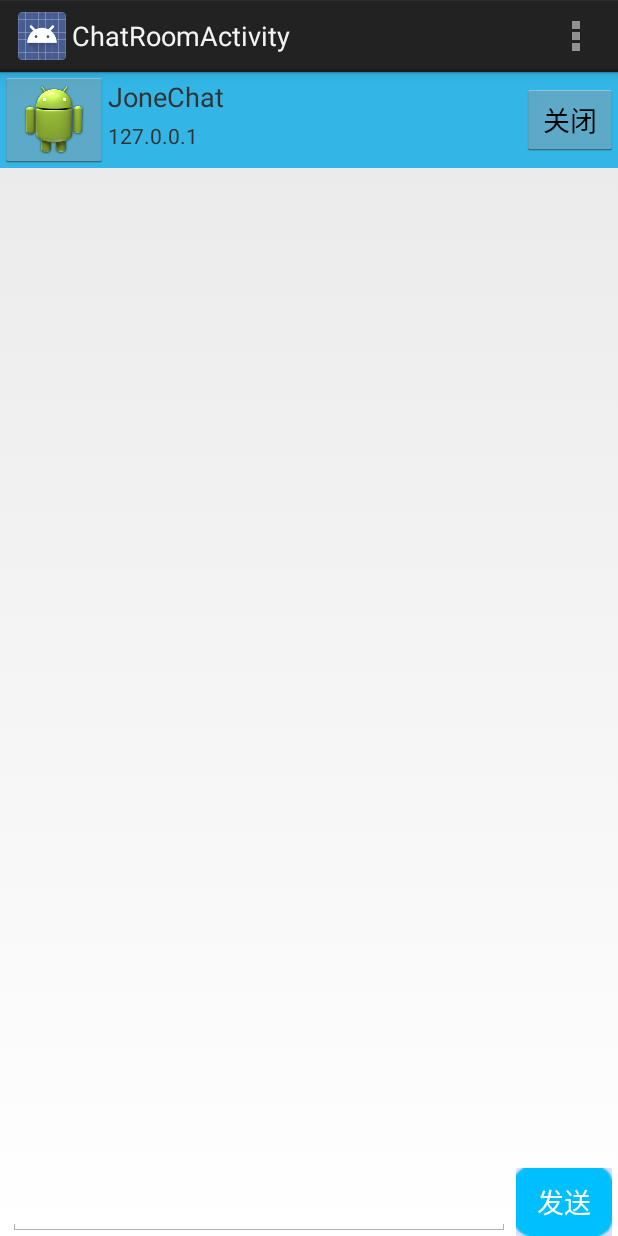
After one commit to jonesun/JoneChat, an Android app: the ChatRoomActivity screen opened directly, with no data from a screen before it, on a phone screen of 412 x 824 dp. The commit adds this screen. Run offline under Robolectric (Android 15) with nearby library versions, the phone set to English and light mode, and no system bars.

Commit message:
两者同时打开聊天窗口可简单实现文字聊天

```diff
--- a/app/src/main/java/com/jone/chat/ChatMainActivity.java
+++ b/app/src/main/java/com/jone/chat/ChatMainActivity.java
@@ -87,6 +87,7 @@ public class ChatMainActivity extends Activity {
         IntentFilter intentFilter = new IntentFilter();
         intentFilter.addAction(Intent.ACTION_TIME_TICK); // 每分钟更新，只能采用代码registerReceiver动态注册方式
         intentFilter.addAction(Intent.ACTION_TIME_CHANGED); // 时间被改变，人为设置时间
+        intentFilter.addAction(Constant.BROADCAST_RECEIVE_MSG_ACTION); //收到信息
         broadcastReceiver = new BroadcastReceiver() {
             @Override
             public void onReceive(Context context, Intent intent) {
@@ -101,6 +102,8 @@ public class ChatMainActivity extends Activity {
                         } catch (RemoteException e) {
                             e.printStackTrace();
                         }
+                        break;
+                    case Constant.BROADCAST_RECEIVE_MSG_ACTION:
                         break;
                 }
             }
--- a/app/src/main/java/com/jone/chat/Constant.java
+++ b/app/src/main/java/com/jone/chat/Constant.java
@@ -9,4 +9,8 @@ public class Constant {
 
     //public static final String BROADCAST_USER_ONLINE_ACTION = "broadcastUserOnline";
     //public static final String BROADCAST_USER_OFFLINE_ACTION = "broadcastUserOffline";
+
+    public static final String NET_SEND_MSG = "netSendMsg";
+
+    public static final String BROADCAST_RECEIVE_MSG_ACTION = "broadcastReceiveMsg";
 }
--- /dev/null
+++ b/app/src/main/java/com/jone/chat/adapter/ChatListAdapter.java
@@ -0,0 +1,42 @@
+package com.jone.chat.adapter;
+
+import android.content.Context;
+import android.view.LayoutInflater;
+import android.view.View;
+import android.view.ViewGroup;
+import android.widget.ArrayAdapter;
+import android.widget.TextView;
+
+import com.jone.chat.R;
+
+import java.util.List;
+
+/**
+ * Created by jone on 2014/6/20.
+ */
+public class ChatListAdapter extends ArrayAdapter<String> {
+    private LayoutInflater mInflater;
+    public ChatListAdapter(Context context, List<String> objects) {
+        super(context, R.layout.item_chat_list, objects);
+        mInflater = (LayoutInflater)context.getSystemService(Context.LAYOUT_INFLATER_SERVICE);
+    }
+
+    @Override
+    public View getView(int position, View convertView, ViewGroup parent) {
+        ViewHolder holder;
+        if (convertView == null) {
+            convertView = mInflater.inflate(R.layout.item_chat_list, null);
+            holder = new ViewHolder();
+            holder.txtMsg = (TextView) convertView.findViewById(R.id.txtMsg);
+            convertView.setTag(holder);
+        } else {
+            holder = (ViewHolder) convertView.getTag();
+        }
+        holder.txtMsg.setText(getItem(position));
+        return convertView;
+    }
+
+    static class ViewHolder{
+        TextView txtMsg;
+    }
+}
--- /dev/null
+++ b/app/src/main/java/com/jone/chat/ui/activity/ChatRoomActivity.java
@@ -0,0 +1,152 @@
+package com.jone.chat.ui.activity;
+
+import android.app.Activity;
+import android.content.BroadcastReceiver;
+import android.content.Context;
+import android.content.Intent;
+import android.content.IntentFilter;
+import android.os.Bundle;
+import android.os.RemoteException;
+import android.view.Menu;
+import android.view.MenuItem;
+import android.view.View;
+import android.widget.ArrayAdapter;
+import android.widget.Button;
+import android.widget.EditText;
+import android.widget.ImageButton;
+import android.widget.ListView;
+import android.widget.TextView;
+
+import com.jone.chat.Constant;
+import com.jone.chat.R;
+import com.jone.chat.adapter.ChatListAdapter;
+import com.jone.chat.application.App;
+import com.jone.chat.bean.CommunicationBean;
+import com.jone.chat.bean.User;
+
+import java.util.ArrayList;
+import java.util.Calendar;
+import java.util.Date;
+import java.util.List;
+
+public class ChatRoomActivity extends Activity {
+
+    private User charUser;
+    private ImageButton imBtnChatUserHead;
+    private TextView txtChatUserName;
+    private TextView txtChatUserIP;
+    private Button btnClose;
+    private ListView chat_list;
+    private ChatListAdapter adapter;
+    private EditText editInput;
+    private Button btnSend;
+
+    private List<String> msgList = new ArrayList<>();
+
+    private BroadcastReceiver broadcastReceiver;
+
+    @Override
+    protected void onCreate(Bundle savedInstanceState) {
+        super.onCreate(savedInstanceState);
+        setContentView(R.layout.activity_chat_room);
+        if(getIntent() != null){
+            charUser = getIntent().getParcelableExtra("user");
+        }
+        initViews();
+        bindBroadcast();
+    }
+
+    private void initViews(){
+        imBtnChatUserHead = (ImageButton) findViewById(R.id.imBtnChatUserHead);
+        txtChatUserName = (TextView) findViewById(R.id.txtChatUserName);
+        txtChatUserIP = (TextView) findViewById(R.id.txtChatUserIP);
+        btnClose = (Button) findViewById(R.id.btnClose);
+        chat_list = (ListView) findViewById(R.id.chat_list);
+        adapter = new ChatListAdapter(this, msgList);
+        chat_list.setAdapter(adapter);
+        editInput = (EditText) findViewById(R.id.editInput);
+        btnSend = (Button) findViewById(R.id.btnSend);
+
+        if(charUser != null){
+            txtChatUserName.setText(charUser.getUserName());
+            txtChatUserIP.setText(charUser.getIp());
+        }
+
+        btnClose.setOnClickListener(new View.OnClickListener() {
+            @Override
+            public void onClick(View view) {
+                finish();
+            }
+        });
+
+        btnSend.setOnClickListener(new View.OnClickListener() {
+            @Override
+            public void onClick(View view) {
+                if(editInput.getText().length() > 0){
+                    String msg = editInput.getText().toString();
+                    if(charUser != null){
+                        try {
+                            App.getInstance().getCoreService().send(charUser.getIp(), msg);
+                            msgList.add("我说: " + msg);
+                            adapter.notifyDataSetChanged();
+                        } catch (RemoteException e) {
+                            e.printStackTrace();
+                        }finally {
+                            editInput.getText().clear();
+                        }
+                    }
+
+                }
+               // App.getInstance().getCoreService().
+            }
+        });
+    }
+
+    private void bindBroadcast(){
+        IntentFilter intentFilter = new IntentFilter();
+        intentFilter.addAction(Constant.BROADCAST_RECEIVE_MSG_ACTION); //收到信息
+        broadcastReceiver = new BroadcastReceiver() {
+            @Override
+            public void onReceive(Context context, Intent intent) {
+                System.out.println("action: " + intent.getAction());
+                String action = intent.getAction();
+                switch (action){
+                    case Constant.BROADCAST_RECEIVE_MSG_ACTION:
+                        CommunicationBean communicationBean = (CommunicationBean) intent.getSerializableExtra("communicationBean");
+                        msgList.add(communicationBean.getFromCode() + "说: " + communicationBean.getData().toString());
+                        adapter.notifyDataSetChanged();
+                        break;
+                }
+            }
+        };
+        registerReceiver(broadcastReceiver, intentFilter);
+    }
+
+    @Override
+    protected void onDestroy() {
+        super.onDestroy();
+        if(broadcastReceiver != null){
+            unregisterReceiver(broadcastReceiver);
+        }
+    }
+
+
+    @Override
+    public boolean onCreateOptionsMenu(Menu menu) {
+        // Inflate the menu; this adds items to the action bar if it is present.
+        getMenuInflater().inflate(R.menu.chat_room, menu);
+        return true;
+    }
+
+    @Override
+    public boolean onOptionsItemSelected(MenuItem item) {
+        // Handle action bar item clicks here. The action bar will
+        // automatically handle clicks on the Home/Up button, so long
+        // as you specify a parent activity in AndroidManifest.xml.
+        int id = item.getItemId();
+        if (id == R.id.action_settings) {
+            return true;
+        }
+        return super.onOptionsItemSelected(item);
+    }
+}
--- /dev/null
+++ b/app/src/main/res/drawable/bg_btn_chat_send.xml
@@ -0,0 +1,6 @@
+<?xml version="1.0" encoding="utf-8"?>
+
+<selector xmlns:android="http://schemas.android.com/apk/res/android" >
+    <item android:drawable="@drawable/bg_btn_chat_send_pressed" android:state_pressed="true"/>
+    <item android:drawable="@drawable/bg_btn_chat_send_normal"/>
+</selector>
--- /dev/null
+++ b/app/src/main/res/layout/activity_chat_room.xml
@@ -0,0 +1,83 @@
+<?xml version="1.0" encoding="utf-8"?>
+<RelativeLayout xmlns:android="http://schemas.android.com/apk/res/android"
+    android:layout_width="match_parent"
+    android:layout_height="match_parent"
+    android:orientation="vertical">
+
+    <RelativeLayout
+        android:id="@+id/layoutTop"
+        android:layout_width="match_parent"
+        android:layout_height="wrap_content"
+        android:background="@android:color/holo_blue_light">
+        <ImageButton
+            android:id="@+id/imBtnChatUserHead"
+            android:layout_width="wrap_content"
+            android:layout_height="wrap_content"
+            android:src="@drawable/ic_launcher"
+            android:layout_centerVertical="true"/>
+        <TextView
+            android:id="@+id/txtChatUserName"
+            android:layout_width="wrap_content"
+            android:layout_height="wrap_content"
+            android:text="@string/app_name"
+            android:layout_toRightOf="@+id/imBtnChatUserHead"
+            android:textSize="18sp"
+            android:layout_marginTop="4dp"
+            android:layout_marginBottom="4dp"/>
+        <TextView
+            android:id="@+id/txtChatUserIP"
+            android:layout_width="wrap_content"
+            android:layout_height="wrap_content"
+            android:layout_below="@+id/txtChatUserName"
+            android:layout_toRightOf="@+id/imBtnChatUserHead"
+            android:text="127.0.0.1"/>
+        <Button
+            android:id="@+id/btnClose"
+            android:layout_width="wrap_content"
+            android:layout_height="wrap_content"
+            android:text="关闭"
+            android:layout_centerVertical="true"
+            android:layout_alignParentRight="true"/>
+    </RelativeLayout>
+    <RelativeLayout
+        android:layout_width="match_parent"
+        android:layout_height="match_parent"
+        android:layout_below="@+id/layoutTop"
+        android:layout_above="@+id/layoutInput">
+        <ListView
+            android:id="@+id/chat_list"
+            android:layout_width="match_parent"
+            android:layout_height="wrap_content"
+            android:transcriptMode="alwaysScroll"
+            android:cacheColorHint="@null"
+            android:divider="@drawable/divider_group"
+            android:layout_alignParentBottom="true"/>
+    </RelativeLayout>
+
+    <LinearLayout
+        android:id="@+id/layoutInput"
+        android:layout_width="match_parent"
+        android:layout_height="45dp"
+        android:orientation="horizontal"
+        android:layout_alignParentBottom="true">
+        <EditText
+            android:id="@+id/editInput"
+            android:layout_width="match_parent"
+            android:layout_height="match_parent"
+            android:layout_weight="1"
+            android:layout_marginLeft="5dip"
+            android:singleLine="true"/>
+        <Button
+            android:id="@+id/btnSend"
+            android:layout_width="wrap_content"
+            android:layout_height="wrap_content"
+            android:layout_weight="0"
+            android:background="@drawable/bg_btn_chat_send"
+            android:layout_marginLeft="4dip"
+            android:layout_marginRight="4dip"
+            android:text="发送"
+            android:textColor="@android:color/white"
+            android:textSize="18sp"/>
+    </LinearLayout>
+
+</RelativeLayout>
--- /dev/null
+++ b/app/src/main/res/menu/chat_room.xml
@@ -0,0 +1,8 @@
+<menu xmlns:android="http://schemas.android.com/apk/res/android"
+    xmlns:tools="http://schemas.android.com/tools"
+    tools:context="com.jone.chat.ui.activity.ChatRoomActivity" >
+    <item android:id="@+id/action_settings"
+        android:title="@string/action_settings"
+        android:orderInCategory="100"
+        android:showAsAction="never" />
+</menu>
--- a/app/src/main/res/values/strings.xml
+++ b/app/src/main/res/values/strings.xml
@@ -6,5 +6,6 @@
     <string name="action_settings">Settings</string>
     <string name="no_wifi">没有wifi连接，请检查wifi设置后再启动本程序。</string>
     <string name="title_activity_transitional_page">TransitionalPageActivity</string>
+    <string name="title_activity_chat_room">ChatRoomActivity</string>
 
 </resources>
```
Also changed, not shown: app/src/main/AndroidManifest.xml (+5 -3 lines), app/src/main/java/com/jone/chat/adapter/UserExpandableListAdapter.java (+15 -9 lines), app/src/main/java/com/jone/chat/service/CoreService.java (+31 -4 lines), app/src/main/res/layout/item_chat_list.xml (added, +11 -0 lines), app/src/main/res/values/colors.xml (added, +17 -0 lines), app/src/main/aidl/com/jone/chat/service/ICoreService.aidl, app/src/main/res/drawable/bg_btn_chat_send_normal.png (added), app/src/main/res/drawable/bg_btn_chat_send_pressed.png (added), app/src/main/res/drawable/chat_quit_nor.png (added), app/src/main/res/drawable/divider_group.png (added).
